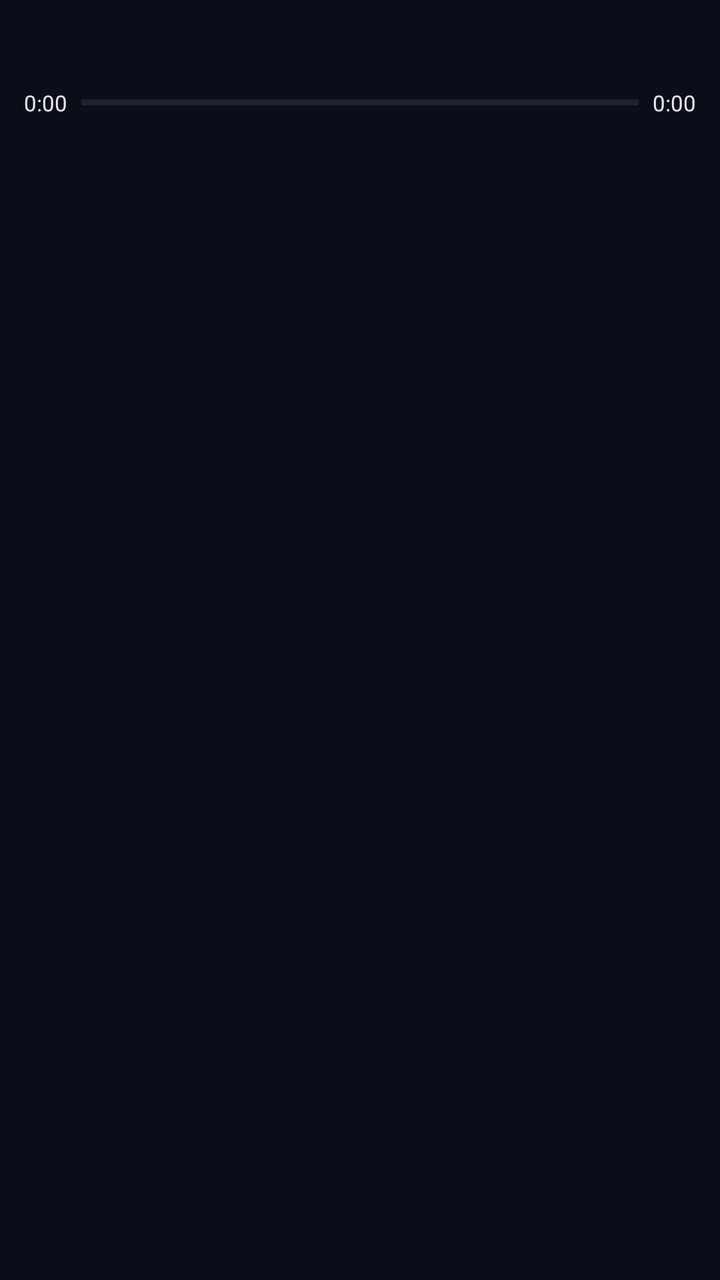
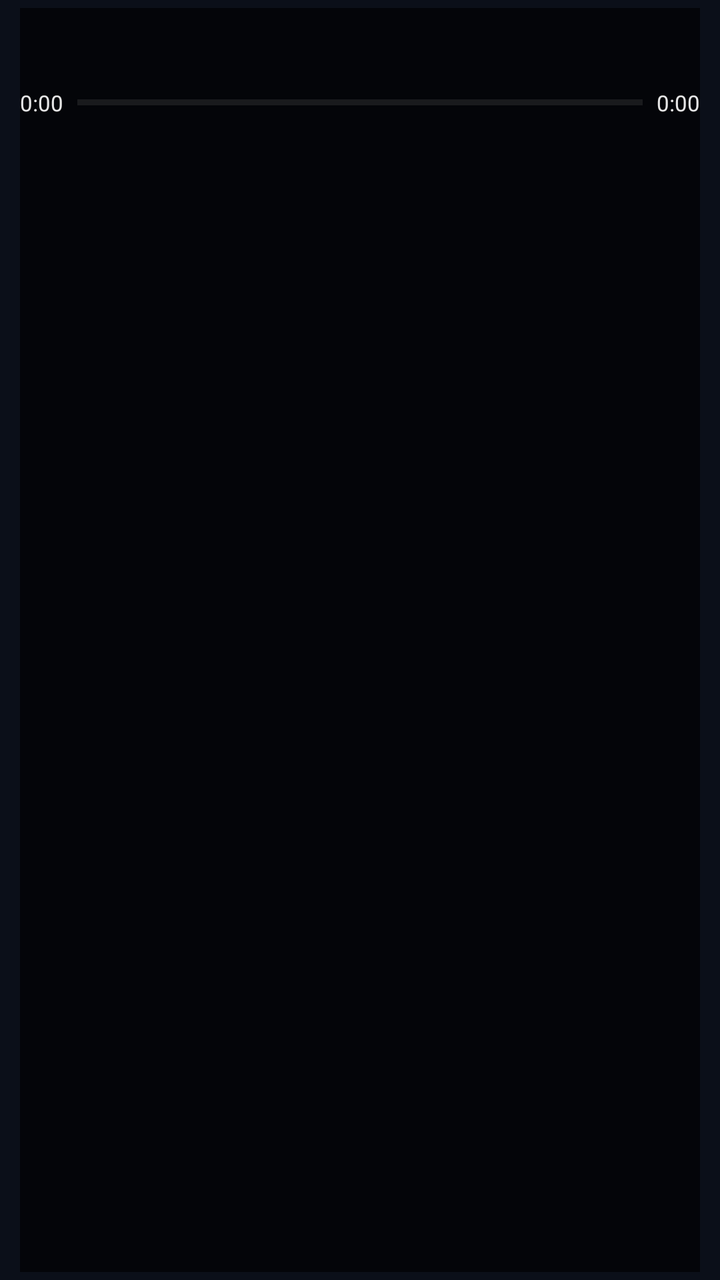

Two renders of the same Android screen: before a commit and after it. Below are the layout's source before the change and the commit's diff.
<!-- AndroidManifest.xml: application theme Theme.AdityaMusic -->
<!-- res/layout/notification_media_progress.xml -->
<?xml version="1.0" encoding="utf-8"?>
<FrameLayout xmlns:android="http://schemas.android.com/apk/res/android"
    android:layout_width="match_parent"
    android:layout_height="wrap_content"
    android:clipChildren="true">

    
    <ImageView
        android:id="@+id/notif_background"
        android:layout_width="match_parent"
        android:layout_height="match_parent"
        android:scaleType="centerCrop"
        android:contentDescription="@null" />

    
    <View
        android:id="@+id/notif_scrim"
        android:layout_width="match_parent"
        android:layout_height="match_parent"
        android:background="#3D0B0F19" />

    <LinearLayout
        android:layout_width="match_parent"
        android:layout_height="wrap_content"
        android:orientation="vertical"
        android:paddingStart="12dp"
        android:paddingEnd="12dp"
        android:paddingTop="4dp"
        android:paddingBottom="4dp">

        <LinearLayout
            android:layout_width="match_parent"
            android:layout_height="wrap_content"
            android:orientation="horizontal"
            android:gravity="center_vertical">

            <ImageView
                android:id="@+id/notif_art"
                android:layout_width="38dp"
                android:layout_height="38dp"
                android:scaleType="centerCrop"
                android:contentDescription="@null" />

            <LinearLayout
                android:layout_width="0dp"
                android:layout_height="wrap_content"
                android:layout_weight="1"
                android:layout_marginStart="9dp"
                android:orientation="vertical">

                <TextView
                    android:id="@+id/notif_title"
                    android:layout_width="match_parent"
                    android:layout_height="wrap_content"
                    android:textColor="#FFFFFFFF"
                    android:textSize="13sp"
                    android:textStyle="bold"
                    android:maxLines="1"
                    android:ellipsize="end" />

                <TextView
                    android:id="@+id/notif_artist"
                    android:layout_width="match_parent"
                    android:layout_height="wrap_content"
                    android:textColor="#D6FFFFFF"
                    android:textSize="11sp"
                    android:maxLines="1"
                    android:ellipsize="end" />
            </LinearLayout>
        </LinearLayout>

        <LinearLayout
            android:layout_width="match_parent"
            android:layout_height="wrap_content"
            android:layout_marginTop="2dp"
            android:gravity="center_vertical"
            android:orientation="horizontal">

            <TextView
                android:id="@+id/notif_elapsed"
                android:layout_width="wrap_content"
                android:layout_height="wrap_content"
                android:textColor="#E6FFFFFF"
                android:textSize="11sp"
                android:text="0:00" />

            <ProgressBar
                android:id="@+id/notif_progress"
                style="?android:attr/progressBarStyleHorizontal"
                android:layout_width="0dp"
                android:layout_height="3dp"
                android:layout_weight="1"
                android:layout_marginStart="7dp"
                android:layout_marginEnd="7dp"
                android:max="1000"
                android:progressTint="#E6FFFFFF"
                android:progressBackgroundTint="#4DFFFFFF" />

            <TextView
                android:id="@+id/notif_total"
                android:layout_width="wrap_content"
                android:layout_height="wrap_content"
                android:textColor="#E6FFFFFF"
                android:textSize="11sp"
                android:text="0:00" />
        </LinearLayout>
    </LinearLayout>
</FrameLayout>
<!-- resources referenced by this layout -->
<resources>
  <style name="Theme.AdityaMusic" parent="android:Theme.Material.NoActionBar">
          <item name="android:statusBarColor">#0B0F19</item>
          <item name="android:navigationBarColor">#0B0F19</item>
          <item name="android:windowBackground">#0B0F19</item>
      </style>
</resources>

<!-- the commit's change to res/layout/notification_media_progress.xml (unified diff, before → after) -->
@@ -2,7 +2,10 @@
 <FrameLayout xmlns:android="http://schemas.android.com/apk/res/android"
     android:layout_width="match_parent"
     android:layout_height="wrap_content"
-    android:clipChildren="true">
+    android:paddingStart="10dp"
+    android:paddingEnd="10dp"
+    android:paddingTop="4dp"
+    android:paddingBottom="4dp">
 
     
     <ImageView
@@ -12,21 +15,15 @@
         android:scaleType="centerCrop"
         android:contentDescription="@null" />
 
-    
     <View
-        android:id="@+id/notif_scrim"
         android:layout_width="match_parent"
         android:layout_height="match_parent"
-        android:background="#3D0B0F19" />
+        android:background="#A6000000" />
 
     <LinearLayout
         android:layout_width="match_parent"
         android:layout_height="wrap_content"
-        android:orientation="vertical"
-        android:paddingStart="12dp"
-        android:paddingEnd="12dp"
-        android:paddingTop="4dp"
-        android:paddingBottom="4dp">
+        android:orientation="vertical">
 
         <LinearLayout
             android:layout_width="match_parent"
@@ -53,7 +50,7 @@
                     android:layout_width="match_parent"
                     android:layout_height="wrap_content"
                     android:textColor="#FFFFFFFF"
-                    android:textSize="13sp"
+                    android:textSize="14sp"
                     android:textStyle="bold"
                     android:maxLines="1"
                     android:ellipsize="end" />
@@ -62,8 +59,8 @@
                     android:id="@+id/notif_artist"
                     android:layout_width="match_parent"
                     android:layout_height="wrap_content"
-                    android:textColor="#D6FFFFFF"
-                    android:textSize="11sp"
+                    android:textColor="#D9FFFFFF"
+                    android:textSize="12sp"
                     android:maxLines="1"
                     android:ellipsize="end" />
             </LinearLayout>
@@ -93,8 +90,8 @@
                 android:layout_marginStart="7dp"
                 android:layout_marginEnd="7dp"
                 android:max="1000"
-                android:progressTint="#E6FFFFFF"
-                android:progressBackgroundTint="#4DFFFFFF" />
+                android:progressTint="#F2FFFFFF"
+                android:progressBackgroundTint="#45FFFFFF" />
 
             <TextView
                 android:id="@+id/notif_total"
